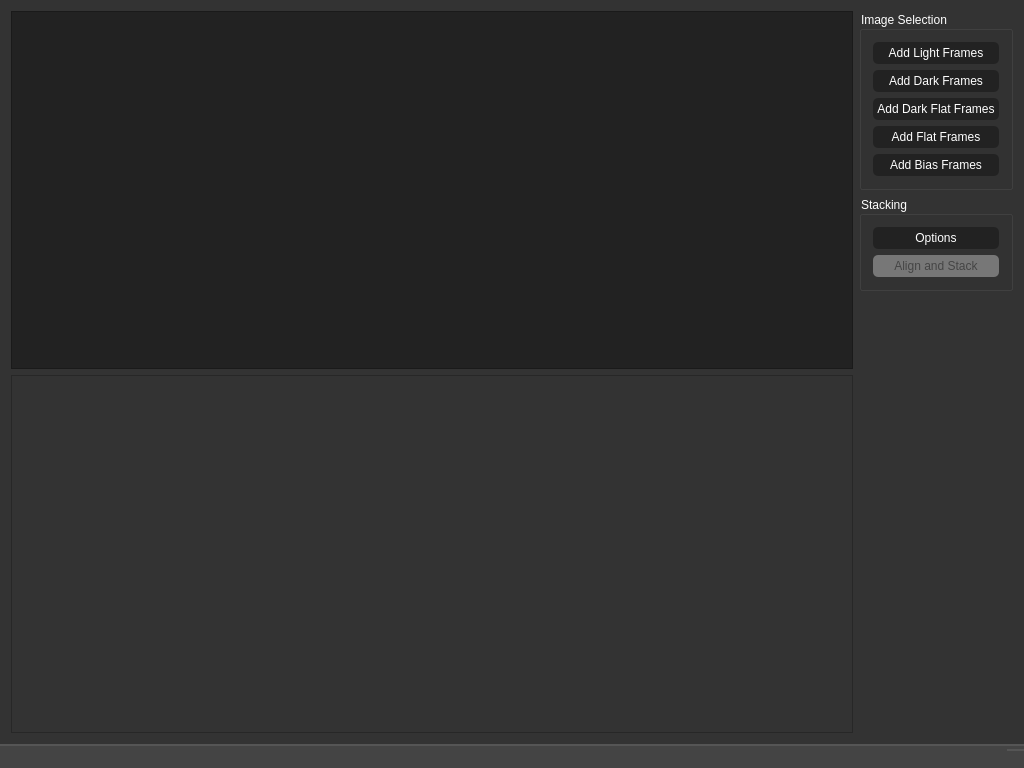
Before: the Qt Designer form ui/mainwindow.ui in BenJuan26/OpenSkyStacker, drawn with Qt 5.
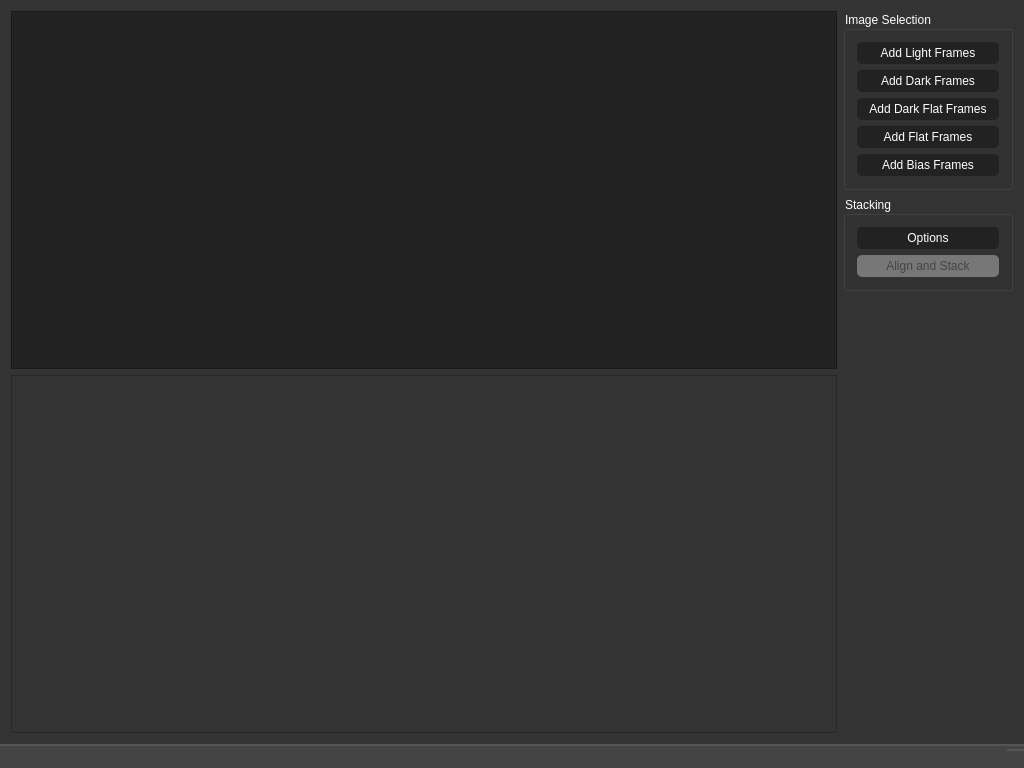
After: the same form once the commit is applied. Custom widgets are drawn as their Qt base class.

What changed in the file:
```diff
--- a/ui/mainwindow.ui
+++ b/ui/mainwindow.ui
@@ -78,7 +78,7 @@
     color: white;
     background-color: #222;
     border-radius: 5px;
-    padding: 4px;
+    padding: 4px 12px;
 }
 
 QPushButton:hover {
@@ -167,7 +167,7 @@
     color: white;
     background-color: #222;
     border-radius: 5px;
-    padding: 4px;
+    padding: 4px 12px;
 }
 
 QPushButton:hover {
```
